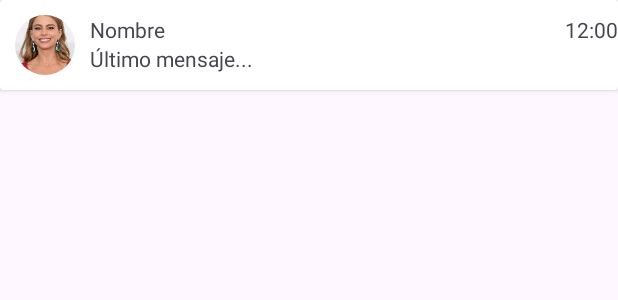
After one commit to JavierBeDo/FrikiDates, an Android app: the layout chat_card.xml on its own in the app's theme, with its tools: preview values and no code run, on a phone screen of 412 x 824 dp. The commit adds this screen. Shown: the top 300 px of the screen. Run offline under Robolectric (Android 15) with nearby library versions, the phone set to English and light mode, and no system bars.

Commit message:
seguir con matches

```diff
--- /dev/null
+++ b/app/src/main/res/layout/chat_card.xml
@@ -0,0 +1,55 @@
+<?xml version="1.0" encoding="utf-8"?>
+<androidx.cardview.widget.CardView xmlns:android="http://schemas.android.com/apk/res/android"
+    android:layout_width="match_parent"
+    android:layout_height="wrap_content"
+    android:layout_marginBottom="8dp"
+    android:id="@+id/chatCard">
+
+    <LinearLayout
+        android:layout_width="match_parent"
+        android:layout_height="wrap_content"
+        android:orientation="horizontal">
+
+        <de.hdodenhof.circleimageview.CircleImageView
+            android:id="@+id/fotoPerfilMensaje"
+            android:layout_width="40dp"
+            android:layout_height="40dp"
+            android:layout_margin="10dp"
+            android:src="@mipmap/ic_launcher" />
+
+        <LinearLayout
+            android:layout_width="0dp"
+            android:layout_height="wrap_content"
+            android:layout_weight="1"
+            android:orientation="vertical"
+            android:paddingTop="10dp"
+            android:paddingBottom="10dp">
+
+            <LinearLayout
+                android:layout_width="match_parent"
+                android:layout_height="wrap_content"
+                android:orientation="horizontal">
+
+                <TextView
+                    android:id="@+id/nombreMensaje"
+                    android:layout_width="0dp"
+                    android:layout_height="wrap_content"
+                    android:layout_weight="1"
+                    android:text="Nombre" />
+
+                <TextView
+                    android:id="@+id/horaMensaje"
+                    android:layout_width="wrap_content"
+                    android:layout_height="wrap_content"
+                    android:gravity="end"
+                    android:text="12:00" />
+            </LinearLayout>
+
+            <TextView
+                android:id="@+id/mensajeMensaje"
+                android:layout_width="wrap_content"
+                android:layout_height="wrap_content"
+                android:text="Último mensaje..." />
+        </LinearLayout>
+    </LinearLayout>
+</androidx.cardview.widget.CardView>
```
Also changed, not shown: app/build.gradle (+18 -11 lines), app/src/main/java/com/example/frikidates/ChatsActivity.kt (+95 -11 lines).
